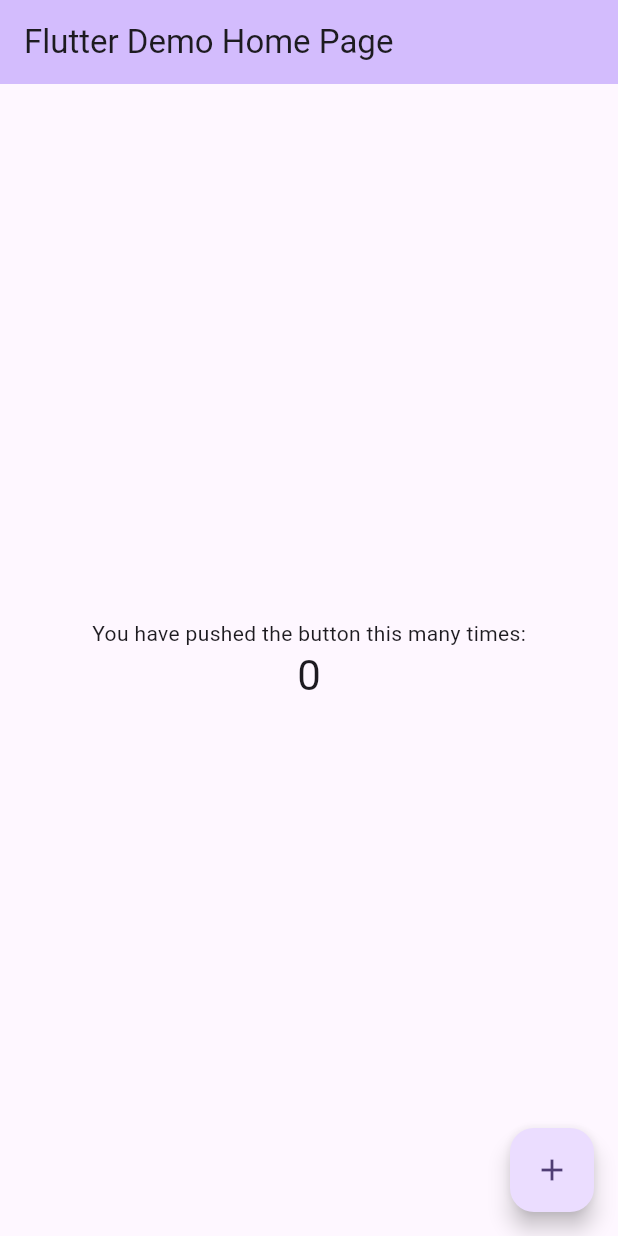
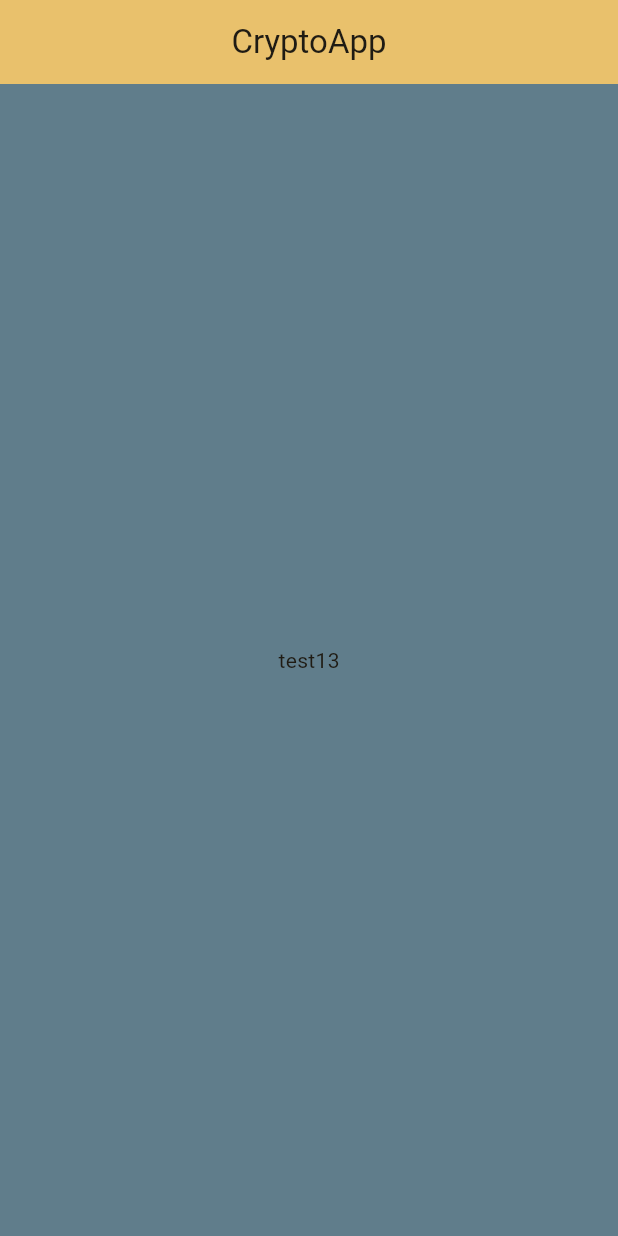
Before and after one commit to Maxzb/bitcoin, a Flutter app: the screen it shows after launch, on a phone screen of 412 x 824 dp. Run offline on Flutter 3.47's test engine with Material 3 defaults, Android fonts, the phone set to English and light mode, and no system bars.

Commit message:
add CryptoListApp

```diff
--- /dev/null
+++ b/lib/CryptoListApp.dart
@@ -0,0 +1,47 @@
+import 'package:flutter/material.dart';
+
+class CryptoListApp extends StatelessWidget {
+  const CryptoListApp({super.key});
+
+  // This widget is the root of your application.
+  @override
+  Widget build(BuildContext context) {
+    return MaterialApp(
+      title: 'CryptoApp',
+      theme: ThemeData(
+        scaffoldBackgroundColor: Colors.blueGrey,
+        colorScheme: ColorScheme.fromSeed(seedColor: Colors.amber),
+        useMaterial3: true,
+      ),
+      home: const MyHomePage(),
+    );
+  }
+}
+
+class MyHomePage extends StatefulWidget {
+  const MyHomePage({super.key});
+
+  @override
+  State<MyHomePage> createState() => _MyHomePageState();
+}
+
+class _MyHomePageState extends State<MyHomePage> {
+  @override
+  Widget build(BuildContext context) {
+    return Scaffold(
+      appBar: AppBar(
+        backgroundColor: Theme.of(context).colorScheme.inversePrimary,
+        title: Center(
+          child: Text('CryptoApp'),
+        ),
+        // leading: Icon(Icons.arrow_back),
+      ),
+      body: Center(
+        child: Column(
+          mainAxisAlignment: MainAxisAlignment.center,
+          children: [Text('test13')],
+        ),
+      ), // This trailing comma makes auto-formatting nicer for build methods.
+    );
+  }
+}
--- a/lib/main.dart
+++ b/lib/main.dart
@@ -1,123 +1,4 @@
+import 'package:bitcoin/CryptoListApp.dart';
 import 'package:flutter/material.dart';
 
-void main() => runApp(const MyApp());
-
-class MyApp extends StatelessWidget {
-  const MyApp({super.key});
-
-  // This widget is the root of your application.
-  @override
-  Widget build(BuildContext context) {
-    return MaterialApp(
-      title: 'Flutter Demo',
-      theme: ThemeData(
-        // This is the theme of your application.
-        //
-        // TRY THIS: Try running your application with "flutter run". You'll see
-        // the application has a purple toolbar. Then, without quitting the app,
-        // try changing the seedColor in the colorScheme below to Colors.green
-        // and then invoke "hot reload" (save your changes or press the "hot
-        // reload" button in a Flutter-supported IDE, or press "r" if you used
-        // the command line to start the app).
-        //
-        // Notice that the counter didn't reset back to zero; the application
-        // state is not lost during the reload. To reset the state, use hot
-        // restart instead.
-        //
-        // This works for code too, not just values: Most code changes can be
-        // tested with just a hot reload.
-        colorScheme: ColorScheme.fromSeed(seedColor: Colors.deepPurple),
-        useMaterial3: true,
-      ),
-      home: const MyHomePage(title: 'Flutter Demo Home Page'),
-    );
-  }
-}
-
-class MyHomePage extends StatefulWidget {
-  const MyHomePage({super.key, required this.title});
-
-  // This widget is the home page of your application. It is stateful, meaning
-  // that it has a State object (defined below) that contains fields that affect
-  // how it looks.
-
-  // This class is the configuration for the state. It holds the values (in this
-  // case the title) provided by the parent (in this case the App widget) and
-  // used by the build method of the State. Fields in a Widget subclass are
-  // always marked "final".
-
-  final String title;
-
-  @override
-  State<MyHomePage> createState() => _MyHomePageState();
-}
-
-class _MyHomePageState extends State<MyHomePage> {
-  int _counter = 0;
-
-  void _incrementCounter() {
-    setState(() {
-      // This call to setState tells the Flutter framework that something has
-      // changed in this State, which causes it to rerun the build method below
-      // so that the display can reflect the updated values. If we changed
-      // _counter without calling setState(), then the build method would not be
-      // called again, and so nothing would appear to happen.
-      _counter++;
-    });
-  }
-
-  @override
-  Widget build(BuildContext context) {
-    // This method is rerun every time setState is called, for instance as done
-    // by the _incrementCounter method above.
-    //
-    // The Flutter framework has been optimized to make rerunning build methods
-    // fast, so that you can just rebuild anything that needs updating rather
-    // than having to individually change instances of widgets.
-    return Scaffold(
-      appBar: AppBar(
-        // TRY THIS: Try changing the color here to a specific color (to
-        // Colors.amber, perhaps?) and trigger a hot reload to see the AppBar
-        // change color while the other colors stay the same.
-        backgroundColor: Theme.of(context).colorScheme.inversePrimary,
-        // Here we take the value from the MyHomePage object that was created by
-        // the App.build method, and use it to set our appbar title.
-        title: Text(widget.title),
-      ),
-      body: Center(
-        // Center is a layout widget. It takes a single child and positions it
-        // in the middle of the parent.
-        child: Column(
-          // Column is also a layout widget. It takes a list of children and
-          // arranges them vertically. By default, it sizes itself to fit its
-          // children horizontally, and tries to be as tall as its parent.
-          //
-          // Column has various properties to control how it sizes itself and
-          // how it positions its children. Here we use mainAxisAlignment to
-          // center the children vertically; the main axis here is the vertical
-          // axis because Columns are vertical (the cross axis would be
-          // horizontal).
-          //
-          // TRY THIS: Invoke "debug painting" (choose the "Toggle Debug Paint"
-          // action in the IDE, or press "p" in the console), to see the
-          // wireframe for each widget.
-          mainAxisAlignment: MainAxisAlignment.center,
-          children: <Widget>[
-            const Text(
-              'You have pushed the button this many times:',
-            ),
-            Text(
-              '$_counter',
-              style: Theme.of(context).textTheme.headlineMedium,
-            ),
-          ],
-        ),
-      ),
-      floatingActionButton: FloatingActionButton(
-        onPressed: _incrementCounter,
-        tooltip: 'Increment',
-        child: const Icon(Icons.add),
-      ), // This trailing comma makes auto-formatting nicer for build methods.
-    );
-  }
-}
+void main() => runApp(const CryptoListApp());
```
